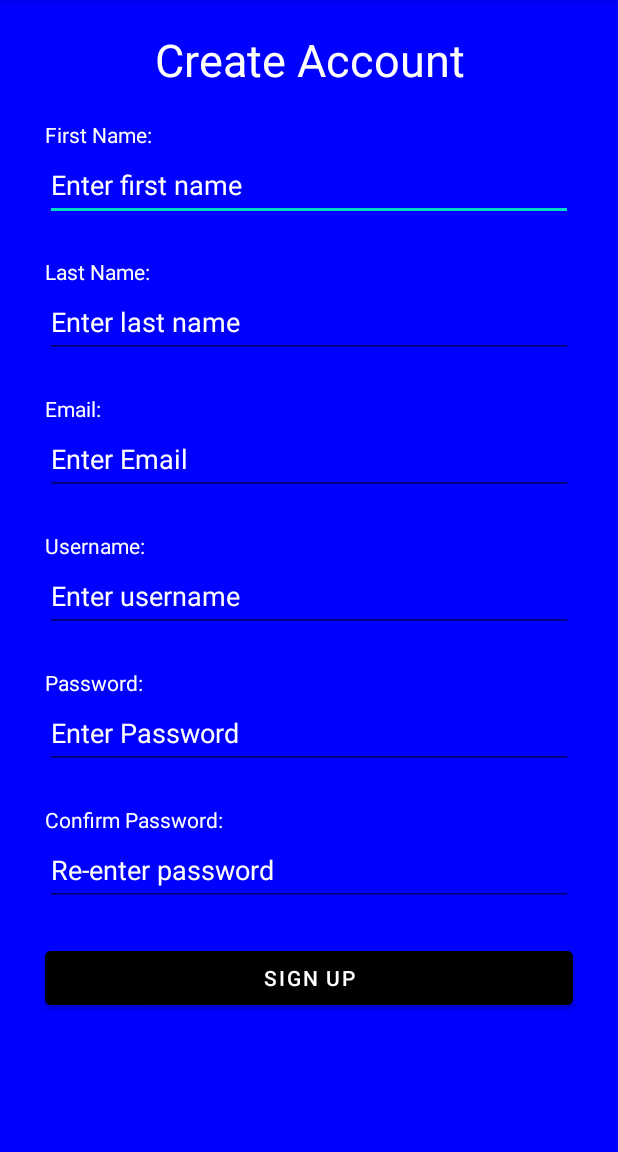
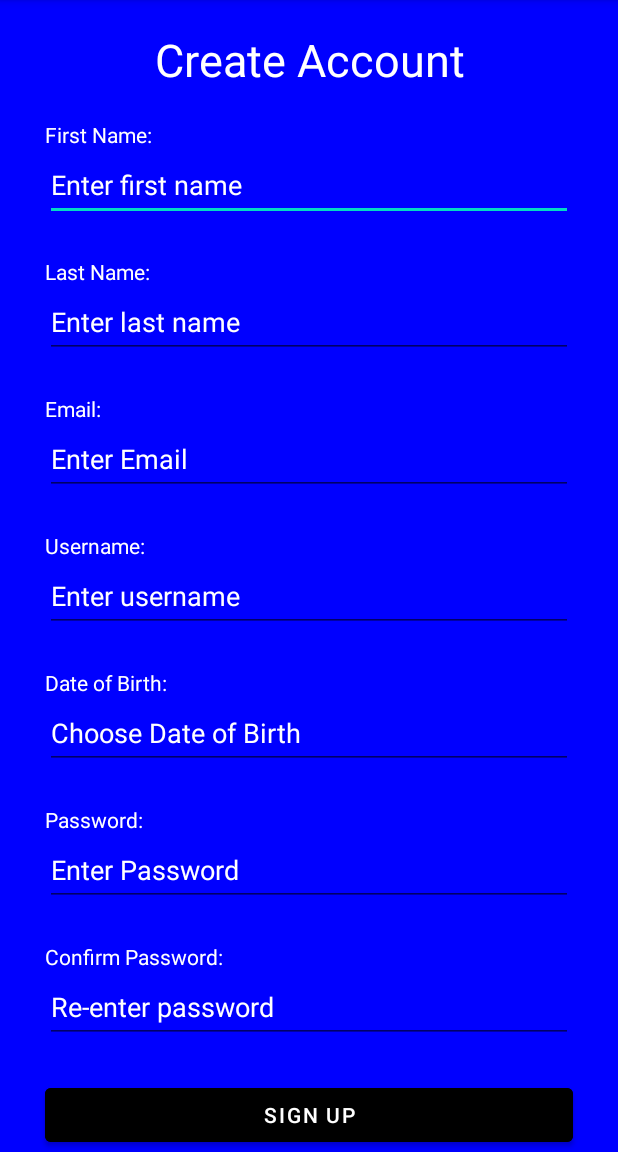
Before and after one commit to rogerau/P2PLendingApp, an Android app: the SignupActivity screen opened directly, with no data from a screen before it, after a tap on "SIGN UP", on a phone screen of 412 x 824 dp, the part 84-1236 px from its top. Run offline under Robolectric (Android 15) with nearby library versions, the phone set to English and light mode, and no system bars.

Commit message:
final commit

```diff
--- a/app/src/main/java/com/example/p2plendingapp/Login/SignupActivity.java
+++ b/app/src/main/java/com/example/p2plendingapp/Login/SignupActivity.java
@@ -2,23 +2,35 @@ package com.example.p2plendingapp.Login;
 
 import androidx.appcompat.app.AppCompatActivity;
 
+import android.app.DatePickerDialog;
 import android.content.Intent;
 import android.os.Bundle;
+import android.view.View;
 import android.widget.Button;
+import android.widget.DatePicker;
 import android.widget.EditText;
 import android.widget.Toast;
 
-import com.example.p2plendingapp.Borrower.MainDashboard;
 import com.example.p2plendingapp.Database.DBHelper;
+import com.example.p2plendingapp.Database.p2pLendingDB;
 import com.example.p2plendingapp.General.ProfileSelection;
+import com.example.p2plendingapp.Model.Account;
+import com.example.p2plendingapp.Model.Customer;
 import com.example.p2plendingapp.Model.User;
 import com.example.p2plendingapp.R;
 
+import java.text.SimpleDateFormat;
+import java.util.Calendar;
+import java.util.regex.Matcher;
+import java.util.regex.Pattern;
+
 public class SignupActivity extends AppCompatActivity {
 
-    EditText username, firstname, lastname, email, password, repassword;
+    EditText username, firstname, lastname, email, password, repassword, dob;
     Button signup;
+    //p2pLendingDB DB;
     DBHelper DB;
+    int year, month, day;
 
     @Override
     protected void onCreate(Bundle savedInstanceState) {
@@ -32,8 +44,29 @@ public class SignupActivity extends AppCompatActivity {
         password = findViewById(R.id.inputPassword);
         repassword = findViewById(R.id.inputPasswordConfirm);
         signup = findViewById(R.id.btnSignup);
+        dob = findViewById(R.id.inputDOB);
+
+        Calendar calendar = Calendar.getInstance();
+
+        dob.setOnClickListener(new View.OnClickListener() {
+            @Override
+            public void onClick(View view) {
+                year = calendar.get(Calendar.YEAR);
+                month = calendar.get(Calendar.MONTH);
+                day = calendar.get(Calendar.DAY_OF_MONTH);
+
+                DatePickerDialog datePickerDialog = new DatePickerDialog(SignupActivity.this, new DatePickerDialog.OnDateSetListener() {
+                    @Override
+                    public void onDateSet(DatePicker datePicker, int i, int i1, int i2) {
+                        dob.setText(SimpleDateFormat.getDateInstance().format(calendar.getTime()));
+                    }
+                }, year, month, day);
+                datePickerDialog.show();
+            }
+        });
 
         DB = new DBHelper(this);
+//        DB = new p2pLendingDB(this);
 
         signup.setOnClickListener(view -> {
             String user = username.getText().toString();
@@ -42,20 +75,24 @@ public class SignupActivity extends AppCompatActivity {
             String repass = repassword.getText().toString();
             String fname = firstname.getText().toString();
             String lname = lastname.getText().toString();
+            String dOb = dob.getText().toString();
 
-            if (user.equals("") || pass.equals("") || repass.equals("") || fname.equals("") || lname.equals("")) {
+            if (user.equals("") || pass.equals("") || email.equals("") || repass.equals("") || fname.equals("") || lname.equals("")) {
                 Toast.makeText(SignupActivity.this, "All information must be filled. Try again!", Toast.LENGTH_SHORT).show();
             } else {
                 if (fname.matches(".*\\d.*") || lname.matches(".*\\d.*")) {
                     Toast.makeText(SignupActivity.this, "Name contains number! Please input alphabetical values.", Toast.LENGTH_SHORT).show();
                 } else {
                     if (pass.length() > 11) {
+                        if (isValidPassword(pass)) {
                             if (pass.equals(repass)) {
                                 Boolean checkuser = DB.CheckUsername(user);
                                 if (checkuser == false) {
                                     Boolean insert = DB.InsertData(user, email, pass, fname, lname);
-                                if (insert == true) {
-                                    DB.addUser(new User(user, email, pass, fname, lname));
+//                                    Boolean insert2 = DB.insertIntoCustomerTb2(dOb, fname, lname);
+                                    if (insert == true /*&& insert2 == true*/) {
+                                        DB.addUser(new User(user, pass, email, fname, lname));
+//                                        DB.insertIntoCustomerTb(new Customer(dOb, fname, lname));
                                         Toast.makeText(SignupActivity.this, "Successfully registered.", Toast.LENGTH_SHORT).show();
                                         Intent intent = new Intent(getApplicationContext(), ProfileSelection.class);
                                         startActivity(intent);
@@ -69,10 +106,23 @@ public class SignupActivity extends AppCompatActivity {
                                 Toast.makeText(SignupActivity.this, "Password does not match! Please try again.", Toast.LENGTH_SHORT).show();
                             }
                         } else {
+                            Toast.makeText(SignupActivity.this, "Password needs to have at least 1 Alphabet, 1 Number, and 1 Special Character", Toast.LENGTH_SHORT).show();
+                        }
+                    } else {
                         Toast.makeText(SignupActivity.this, "Password has to be 12 characters minimum.", Toast.LENGTH_SHORT).show();
                     }
                 }
             }
         });
     }
+
+    public static boolean isValidPassword(final String password) {
+        Pattern pattern;
+        Matcher matcher;
+        final String PASSWORD_PATTERN = "^(?=.*[0-13])(?=.*[A-Z])(?=.*[@#$%^&+=!])(?=\\S+$).{4,}$";
+        pattern = Pattern.compile(PASSWORD_PATTERN);
+        matcher = pattern.matcher(password);
+
+        return matcher.matches();
     }
+}
--- a/app/src/main/java/com/example/p2plendingapp/Model/Account.java
+++ b/app/src/main/java/com/example/p2plendingapp/Model/Account.java
@@ -2,7 +2,7 @@ package com.example.p2plendingapp.Model;
 
 public class Account {
 
-    //    private Integer accId;
+//    private Integer accId;
     private String username, password, email;
 
     public Account() {
--- a/app/src/main/res/layout/activity_login.xml
+++ b/app/src/main/res/layout/activity_login.xml
@@ -86,6 +86,9 @@
         android:minHeight="48dp"
         android:textColor="@color/white"
         android:textColorHint="@color/white"
+        android:drawableRight="@drawable/ic_baseline_visibility_24"
+        android:paddingRight="10dp"
+        android:longClickable="false"
         app:layout_constraintBottom_toBottomOf="parent"
         app:layout_constraintEnd_toEndOf="parent"
         app:layout_constraintStart_toStartOf="parent"
--- a/app/src/main/res/layout/activity_singup.xml
+++ b/app/src/main/res/layout/activity_singup.xml
@@ -112,6 +112,24 @@
             tools:ignore="SpeakableTextPresentCheck,TextContrastCheck" />
 
         <TextView
+            android:layout_width="match_parent"
+            android:layout_height="wrap_content"
+            android:layout_marginHorizontal="30dp"
+            android:text="@string/date_of_birth"
+            android:textColor="@color/white"/>
+
+        <EditText
+            android:id="@+id/inputDOB"
+            android:layout_width="match_parent"
+            android:layout_height="wrap_content"
+            android:layout_marginHorizontal="30dp"
+            android:layout_marginBottom="24dp"
+            android:hint="@string/choose_date_of_birth"
+            android:textColor="@color/white"
+            android:textColorHint="@color/white"
+            android:minHeight="48dp"/>
+
+        <TextView
             android:id="@+id/txtViewPassword"
             android:layout_width="match_parent"
             android:layout_height="wrap_content"
--- a/app/src/main/res/values/strings.xml
+++ b/app/src/main/res/values/strings.xml
@@ -305,5 +305,7 @@
     <string name="re_type_password">Re-type Password</string>
     <string name="confirm">Confirm</string>
     <string name="password">Password</string>
+    <string name="date_of_birth">Date of Birth:</string>
+    <string name="choose_date_of_birth">Choose Date of Birth</string>
 
 </resources>
```
Also changed, not shown: app/src/main/java/com/example/p2plendingapp/Borrower/DisplaySummary.java (+38 -15 lines), app/src/main/java/com/example/p2plendingapp/Borrower/LoanDetails/CheckLoanDetails.java (+6 -5 lines), app/src/main/java/com/example/p2plendingapp/Borrower/LoanDetails/DetailsFragment.java (+5 -3 lines), app/src/main/java/com/example/p2plendingapp/Database/p2pLendingDB.java (+126 -7 lines), app/src/main/java/com/example/p2plendingapp/Login/LoginActivity.java (+32 -0 lines), app/src/main/java/com/example/p2plendingapp/Model/Customer.java (+10 -20 lines). Lines whose indentation alone changed are shown as unchanged.
